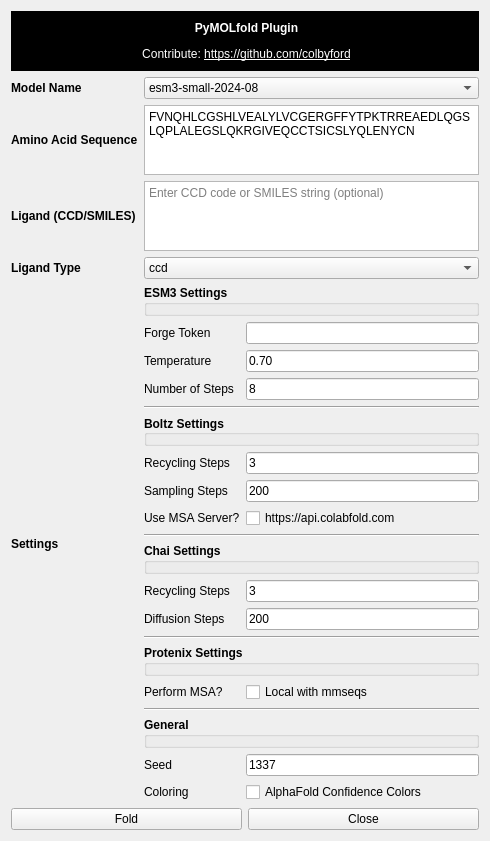
Before: the Qt Designer form pymolfold/widget.ui in colbyford/PyMOLfold, drawn with Qt 5.
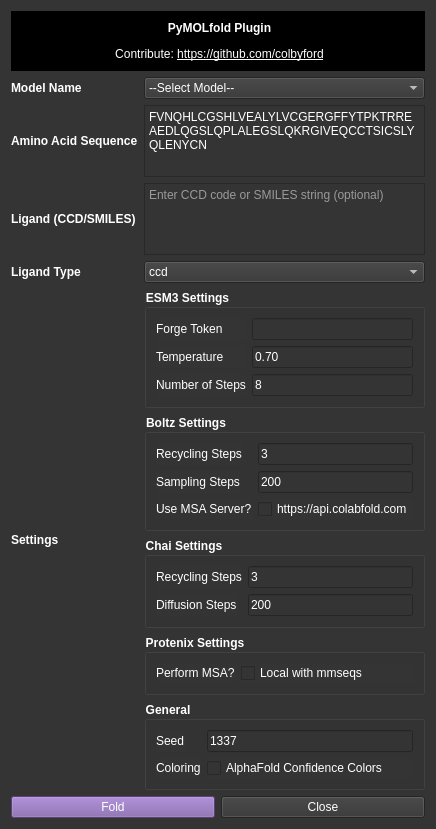
After: the same form once the commit is applied.

Commit message: Update UI for dynamic controls

Patch:
```diff
--- a/pymolfold/widget.ui
+++ b/pymolfold/widget.ui
@@ -12,12 +12,12 @@
    <rect>
     <x>0</x>
     <y>0</y>
-    <width>490</width>
-    <height>733</height>
+    <width>420</width>
+    <height>760</height>
    </rect>
   </property>
   <property name="sizePolicy">
-   <sizepolicy hsizetype="Fixed" vsizetype="Fixed">
+   <sizepolicy hsizetype="Minimum" vsizetype="Minimum">
     <horstretch>0</horstretch>
     <verstretch>0</verstretch>
    </sizepolicy>
@@ -25,9 +25,24 @@
   <property name="windowTitle">
    <string notr="true">PyMOLfold Plugin</string>
   </property>
+  <property name="autoFillBackground">
+   <bool>false</bool>
+  </property>
+  <property name="styleSheet">
+   <string notr="true">background-color: rgb(52,52,52); color: rgb(255,255,255)</string>
+  </property>
   <layout class="QVBoxLayout" name="verticalLayout">
+   <property name="sizeConstraint">
+    <enum>QLayout::SetMinimumSize</enum>
+   </property>
    <item>
     <widget class="QLabel" name="label_title">
+     <property name="sizePolicy">
+      <sizepolicy hsizetype="Preferred" vsizetype="Fixed">
+       <horstretch>0</horstretch>
+       <verstretch>0</verstretch>
+      </sizepolicy>
+     </property>
      <property name="styleSheet">
       <string notr="true">background-color: #000;color:white; padding: 10px</string>
      </property>
@@ -38,144 +53,19 @@
    </item>
    <item>
     <layout class="QGridLayout" name="grid_main">
-     <item row="0" column="1">
-      <widget class="QComboBox" name="input_list_models">
-       <property name="maxVisibleItems">
-        <number>100</number>
-       </property>
-       <item>
-        <property name="text">
-         <string>esm3-small-2024-08</string>
-        </property>
-       </item>
-       <item>
-        <property name="text">
-         <string>esm3-open-2024-03</string>
-        </property>
-       </item>
-       <item>
-        <property name="text">
-         <string>esm3-medium-2024-08</string>
-        </property>
-       </item>
-       <item>
-        <property name="text">
-         <string>esm3-large-2024-03</string>
-        </property>
-       </item>
-       <item>
-        <property name="text">
-         <string>esm3-medium-multimer-2024-09</string>
-        </property>
-       </item>
-       <item>
-        <property name="text">
-         <string>boltz-1</string>
-        </property>
-       </item>
-       <item>
-        <property name="text">
-         <string>chai-1</string>
-        </property>
-       </item>
-       <item>
-        <property name="text">
-         <string>protenix</string>
-        </property>
-       </item>
-      </widget>
-     </item>
-     <item row="4" column="0">
-      <widget class="QLabel" name="label_settings">
-       <property name="font">
-        <font>
-         <weight>75</weight>
-         <bold>true</bold>
-        </font>
-       </property>
-       <property name="text">
-        <string>Settings</string>
-       </property>
-      </widget>
-     </item>
-     <item row="0" column="0">
-      <widget class="QLabel" name="label_model">
-       <property name="font">
-        <font>
-         <weight>75</weight>
-         <bold>true</bold>
-        </font>
-       </property>
-       <property name="text">
-        <string>Model Name</string>
-       </property>
-      </widget>
-     </item>
-     <item row="1" column="0">
-      <widget class="QLabel" name="label_aa_seq">
-       <property name="font">
-        <font>
-         <weight>75</weight>
-         <bold>true</bold>
-        </font>
-       </property>
-       <property name="text">
-        <string notr="true">Amino Acid Sequence</string>
-       </property>
-      </widget>
-     </item>
-     <item row="1" column="1">
-      <widget class="QPlainTextEdit" name="input_aa_seq">
-       <property name="sizeAdjustPolicy">
-        <enum>QAbstractScrollArea::AdjustToContents</enum>
-       </property>
-       <property name="plainText">
-        <string>FVNQHLCGSHLVEALYLVCGERGFFYTPKTRREAEDLQGSLQPLALEGSLQKRGIVEQCCTSICSLYQLENYCN</string>
-       </property>
-      </widget>
-     </item>
-     <item row="3" column="1">
-      <widget class="QComboBox" name="input_ligand_type">
-       <item>
-        <property name="text">
-         <string>ccd</string>
-        </property>
-       </item>
-       <item>
-        <property name="text">
-         <string>smiles</string>
-        </property>
-       </item>
-      </widget>
-     </item>
-     <item row="2" column="1">
-      <widget class="QPlainTextEdit" name="input_ligand">
-       <property name="sizeAdjustPolicy">
-        <enum>QAbstractScrollArea::AdjustToContentsOnFirstShow</enum>
-       </property>
-       <property name="placeholderText">
-        <string>Enter CCD code or SMILES string (optional)</string>
-       </property>
-      </widget>
-     </item>
-     <item row="3" column="0">
-      <widget class="QLabel" name="label_ligand_type">
-       <property name="text">
-        <string notr="true">&lt;html&gt;&lt;head/&gt;&lt;body&gt;&lt;p&gt;&lt;span style=&quot; font-weight:600;&quot;&gt;Ligand Type&lt;/span&gt;&lt;/p&gt;&lt;/body&gt;&lt;/html&gt;</string>
-       </property>
-      </widget>
-     </item>
-     <item row="2" column="0">
-      <widget class="QLabel" name="label_ligand">
-       <property name="text">
-        <string notr="true">&lt;html&gt;&lt;head/&gt;&lt;body&gt;&lt;p&gt;&lt;span style=&quot; font-weight:600;&quot;&gt;Ligand (CCD/SMILES)&lt;/span&gt;&lt;/p&gt;&lt;/body&gt;&lt;/html&gt;</string>
-       </property>
-      </widget>
-     </item>
+     <property name="sizeConstraint">
+      <enum>QLayout::SetDefaultConstraint</enum>
+     </property>
      <item row="4" column="1">
       <layout class="QFormLayout" name="formLayout">
+       <property name="sizeConstraint">
+        <enum>QLayout::SetDefaultConstraint</enum>
+       </property>
        <item row="0" column="0" colspan="2">
-        <widget class="QGroupBox" name="group_esm">
+        <widget class="QGroupBox" name="group_esm_settings">
+         <property name="enabled">
+          <bool>true</bool>
+         </property>
          <property name="font">
           <font>
            <weight>75</weight>
@@ -185,16 +75,21 @@
          <property name="title">
           <string>ESM3 Settings</string>
          </property>
-        </widget>
-       </item>
-       <item row="1" column="0">
+         <layout class="QGridLayout" name="gridLayout">
+          <item row="0" column="0">
         <widget class="QLabel" name="label_esm_token">
+            <property name="font">
+             <font>
+              <weight>50</weight>
+              <bold>false</bold>
+             </font>
+            </property>
          <property name="text">
           <string notr="true">Forge Token</string>
          </property>
         </widget>
        </item>
-       <item row="1" column="1">
+          <item row="0" column="1">
         <widget class="QLineEdit" name="input_esm_token">
          <property name="sizePolicy">
           <sizepolicy hsizetype="Expanding" vsizetype="Fixed">
@@ -202,20 +97,38 @@
            <verstretch>0</verstretch>
           </sizepolicy>
          </property>
+            <property name="font">
+             <font>
+              <weight>50</weight>
+              <bold>false</bold>
+             </font>
+            </property>
          <property name="echoMode">
           <enum>QLineEdit::PasswordEchoOnEdit</enum>
          </property>
         </widget>
        </item>
-       <item row="2" column="0">
+          <item row="1" column="0">
         <widget class="QLabel" name="label_esm_temp">
+            <property name="font">
+             <font>
+              <weight>50</weight>
+              <bold>false</bold>
+             </font>
+            </property>
          <property name="text">
           <string>Temperature</string>
          </property>
         </widget>
        </item>
-       <item row="2" column="1">
+          <item row="1" column="1">
         <widget class="QLineEdit" name="input_esm_temp">
+            <property name="font">
+             <font>
+              <weight>50</weight>
+              <bold>false</bold>
+             </font>
+            </property>
          <property name="toolTip">
           <string>Decimal value bettween [0,1]</string>
          </property>
@@ -230,15 +143,27 @@
          </property>
         </widget>
        </item>
-       <item row="3" column="0">
+          <item row="2" column="0">
         <widget class="QLabel" name="label_esm_nsteps">
+            <property name="font">
+             <font>
+              <weight>50</weight>
+              <bold>false</bold>
+             </font>
+            </property>
          <property name="text">
           <string>Number of Steps</string>
          </property>
         </widget>
        </item>
-       <item row="3" column="1">
+          <item row="2" column="1">
         <widget class="QLineEdit" name="input_esm_nsteps">
+            <property name="font">
+             <font>
+              <weight>50</weight>
+              <bold>false</bold>
+             </font>
+            </property>
          <property name="autoFillBackground">
           <bool>false</bool>
          </property>
@@ -250,92 +175,11 @@
          </property>
         </widget>
        </item>
-       <item row="4" column="0" colspan="2">
-        <widget class="Line" name="line_1">
-         <property name="orientation">
-          <enum>Qt::Horizontal</enum>
-         </property>
+         </layout>
         </widget>
        </item>
-       <item row="5" column="0" colspan="2">
-        <widget class="QGroupBox" name="group_boltz">
-         <property name="font">
-          <font>
-           <weight>75</weight>
-           <bold>true</bold>
-          </font>
-         </property>
-         <property name="title">
-          <string>Boltz Settings</string>
-         </property>
-         <property name="alignment">
-          <set>Qt::AlignLeading|Qt::AlignLeft|Qt::AlignVCenter</set>
-         </property>
-         <property name="flat">
-          <bool>false</bool>
-         </property>
-         <property name="checkable">
-          <bool>false</bool>
-         </property>
-        </widget>
-       </item>
-       <item row="6" column="0">
-        <widget class="QLabel" name="label_boltz_recycling_steps">
-         <property name="text">
-          <string>Recycling Steps</string>
-         </property>
-        </widget>
-       </item>
-       <item row="6" column="1">
-        <widget class="QLineEdit" name="input_boltz_recycling_steps">
-         <property name="inputMask">
-          <string>999</string>
-         </property>
-         <property name="text">
-          <string>3</string>
-         </property>
-        </widget>
-       </item>
-       <item row="7" column="0">
-        <widget class="QLabel" name="label_boltz_sampling_steps">
-         <property name="text">
-          <string>Sampling Steps</string>
-         </property>
-        </widget>
-       </item>
-       <item row="7" column="1">
-        <widget class="QLineEdit" name="input_boltz_sampling_steps">
-         <property name="inputMask">
-          <string>99999</string>
-         </property>
-         <property name="text">
-          <string>200</string>
-         </property>
-        </widget>
-       </item>
-       <item row="8" column="0">
-        <widget class="QLabel" name="label_boltz_use_msa_server">
-         <property name="text">
-          <string>Use MSA Server?</string>
-         </property>
-        </widget>
-       </item>
-       <item row="8" column="1">
-        <widget class="QCheckBox" name="input_boltz_use_msa_server">
-         <property name="text">
-          <string>https://api.colabfold.com</string>
-         </property>
-        </widget>
-       </item>
-       <item row="9" column="0" colspan="2">
-        <widget class="Line" name="line_2">
-         <property name="orientation">
-          <enum>Qt::Horizontal</enum>
-         </property>
-        </widget>
-       </item>
-       <item row="10" column="0" colspan="2">
-        <widget class="QGroupBox" name="group_chai">
+       <item row="2" column="0" colspan="2">
+        <widget class="QGroupBox" name="group_chai_settings">
          <property name="font">
           <font>
            <weight>75</weight>
@@ -345,17 +189,28 @@
          <property name="title">
           <string>Chai Settings</string>
          </property>
-        </widget>
-       </item>
-       <item row="11" column="0">
+         <layout class="QFormLayout" name="formLayout_6">
+          <item row="0" column="0">
         <widget class="QLabel" name="label_chai_recycling_steps">
+            <property name="font">
+             <font>
+              <weight>50</weight>
+              <bold>false</bold>
+             </font>
+            </property>
          <property name="text">
           <string>Recycling Steps</string>
          </property>
         </widget>
        </item>
-       <item row="11" column="1">
+          <item row="0" column="1">
         <widget class="QLineEdit" name="input_chai_recycling_steps">
+            <property name="font">
+             <font>
+              <weight>50</weight>
+              <bold>false</bold>
+             </font>
+            </property>
          <property name="inputMask">
           <string>999</string>
          </property>
@@ -364,15 +219,14 @@
          </property>
         </widget>
        </item>
-       <item row="12" column="0">
-        <widget class="QLabel" name="label_chai_diffusion_steps">
-         <property name="text">
-          <string>Diffusion Steps</string>
-         </property>
-        </widget>
-       </item>
-       <item row="12" column="1">
+          <item row="1" column="1">
         <widget class="QLineEdit" name="input_chai_diffusion_steps">
+            <property name="font">
+             <font>
+              <weight>50</weight>
+              <bold>false</bold>
+             </font>
+            </property>
          <property name="inputMask">
           <string>9999</string>
          </property>
@@ -381,15 +235,24 @@
          </property>
         </widget>
        </item>
-       <item row="13" column="0" colspan="2">
-        <widget class="Line" name="line_3">
-         <property name="orientation">
-          <enum>Qt::Horizontal</enum>
-         </property>
-        </widget>
-       </item>
-       <item row="14" column="0" colspan="2">
-        <widget class="QGroupBox" name="group_protenix">
+          <item row="1" column="0">
+           <widget class="QLabel" name="label_chai_diffusion_steps">
+            <property name="font">
+             <font>
+              <weight>50</weight>
+              <bold>false</bold>
+             </font>
+            </property>
+            <property name="text">
+             <string>Diffusion Steps</string>
+            </property>
+           </widget>
+          </item>
+         </layout>
+        </widget>
+       </item>
+       <item row="3" column="0" colspan="2">
+        <widget class="QGroupBox" name="group_protenix_settings">
          <property name="font">
           <font>
            <weight>75</weight>
@@ -399,34 +262,38 @@
          <property name="title">
           <string>Protenix Settings</string>
          </property>
-        </widget>
-       </item>
-       <item row="15" column="0">
+         <layout class="QFormLayout" name="formLayout_5">
+          <item row="0" column="0">
         <widget class="QLabel" name="label_protenix_use_msa">
+            <property name="font">
+             <font>
+              <weight>50</weight>
+              <bold>false</bold>
+             </font>
+            </property>
          <property name="text">
           <string>Perform MSA?</string>
          </property>
         </widget>
        </item>
-       <item row="15" column="1">
+          <item row="0" column="1">
         <widget class="QCheckBox" name="input_protenix_use_msa_server">
+            <property name="font">
+             <font>
+              <weight>50</weight>
+              <bold>false</bold>
+             </font>
+            </property>
          <property name="text">
           <string>Local with mmseqs</string>
          </property>
         </widget>
        </item>
-       <item row="16" column="0" colspan="2">
-        <widget class="Line" name="line_4">
-         <property name="enabled">
-          <bool>true</bool>
-         </property>
-         <property name="orientation">
-          <enum>Qt::Horizontal</enum>
-         </property>
+         </layout>
         </widget>
        </item>
-       <item row="17" column="0" colspan="2">
-        <widget class="QGroupBox" name="group_general">
+       <item row="4" column="0" colspan="2">
+        <widget class="QGroupBox" name="group_general_settings">
          <property name="font">
           <font>
            <weight>75</weight>
@@ -436,17 +303,28 @@
          <property name="title">
           <string>General</string>
          </property>
-        </widget>
-       </item>
-       <item row="18" column="0">
+         <layout class="QFormLayout" name="formLayout_4">
+          <item row="0" column="0">
         <widget class="QLabel" name="label_seed">
+            <property name="font">
+             <font>
+              <weight>50</weight>
+              <bold>false</bold>
+             </font>
+            </property>
          <property name="text">
           <string>Seed</string>
          </property>
         </widget>
        </item>
-       <item row="18" column="1">
+          <item row="0" column="1">
         <widget class="QLineEdit" name="input_seed">
+            <property name="font">
+             <font>
+              <weight>50</weight>
+              <bold>false</bold>
+             </font>
+            </property>
          <property name="inputMask">
           <string>99999999</string>
          </property>
@@ -455,21 +333,313 @@
          </property>
         </widget>
        </item>
-       <item row="19" column="0">
+          <item row="1" column="0">
         <widget class="QLabel" name="label_coloring">
+            <property name="font">
+             <font>
+              <weight>50</weight>
+              <bold>false</bold>
+             </font>
+            </property>
          <property name="text">
           <string>Coloring</string>
          </property>
         </widget>
        </item>
-       <item row="19" column="1">
+          <item row="1" column="1">
         <widget class="QCheckBox" name="input_af_coloring">
+            <property name="font">
+             <font>
+              <weight>50</weight>
+              <bold>false</bold>
+             </font>
+            </property>
          <property name="text">
           <string>AlphaFold Confidence Colors</string>
          </property>
         </widget>
        </item>
       </layout>
+        </widget>
+       </item>
+       <item row="1" column="0" colspan="2">
+        <widget class="QGroupBox" name="group_boltz_settings">
+         <property name="enabled">
+          <bool>false</bool>
+         </property>
+         <property name="font">
+          <font>
+           <weight>75</weight>
+           <bold>true</bold>
+          </font>
+         </property>
+         <property name="title">
+          <string>Boltz Settings</string>
+         </property>
+         <property name="alignment">
+          <set>Qt::AlignLeading|Qt::AlignLeft|Qt::AlignVCenter</set>
+         </property>
+         <property name="flat">
+          <bool>false</bool>
+         </property>
+         <property name="checkable">
+          <bool>false</bool>
+         </property>
+         <layout class="QFormLayout" name="formLayout_3">
+          <item row="0" column="0">
+           <widget class="QLabel" name="label_boltz_recycling_steps">
+            <property name="font">
+             <font>
+              <weight>50</weight>
+              <bold>false</bold>
+             </font>
+            </property>
+            <property name="text">
+             <string>Recycling Steps</string>
+            </property>
+           </widget>
+          </item>
+          <item row="0" column="1">
+           <widget class="QLineEdit" name="input_boltz_recycling_steps">
+            <property name="font">
+             <font>
+              <weight>50</weight>
+              <bold>false</bold>
+             </font>
+            </property>
+            <property name="inputMask">
+             <string>999</string>
+            </property>
+            <property name="text">
+             <string>3</string>
+            </property>
+           </widget>
+          </item>
+          <item row="1" column="1">
+           <widget class="QLineEdit" name="input_boltz_sampling_steps">
+            <property name="font">
+             <font>
+              <weight>50</weight>
+              <bold>false</bold>
+             </font>
+            </property>
+            <property name="inputMask">
+             <string>99999</string>
+            </property>
+            <property name="text">
+             <string>200</string>
+            </property>
+           </widget>
+          </item>
+          <item row="1" column="0">
+           <widget class="QLabel" name="label_boltz_sampling_steps">
+            <property name="font">
+             <font>
+              <weight>50</weight>
+              <bold>false</bold>
+             </font>
+            </property>
+            <property name="text">
+             <string>Sampling Steps</string>
+            </property>
+           </widget>
+          </item>
+          <item row="2" column="0">
+           <widget class="QLabel" name="label_boltz_use_msa_server">
+            <property name="font">
+             <font>
+              <weight>50</weight>
+              <bold>false</bold>
+             </font>
+            </property>
+            <property name="text">
+             <string>Use MSA Server?</string>
+            </property>
+           </widget>
+          </item>
+          <item row="2" column="1">
+           <widget class="QCheckBox" name="input_boltz_use_msa_server">
+            <property name="font">
+             <font>
+              <weight>50</weight>
+              <bold>false</bold>
+             </font>
+            </property>
+            <property name="text">
+             <string>https://api.colabfold.com</string>
+            </property>
+           </widget>
+          </item>
+         </layout>
+        </widget>
+       </item>
+      </layout>
+     </item>
+     <item row="3" column="0">
+      <widget class="QLabel" name="label_ligand_type">
+       <property name="autoFillBackground">
+        <bool>false</bool>
+       </property>
+       <property name="text">
+        <string notr="true">&lt;html&gt;&lt;head/&gt;&lt;body&gt;&lt;p&gt;&lt;span style=&quot; font-weight:600;&quot;&gt;Ligand Type&lt;/span&gt;&lt;/p&gt;&lt;/body&gt;&lt;/html&gt;</string>
+       </property>
+      </widget>
+     </item>
+     <item row="2" column="0">
+      <widget class="QLabel" name="label_ligand">
+       <property name="autoFillBackground">
+        <bool>false</bool>
+       </property>
+       <property name="text">
+        <string notr="true">&lt;html&gt;&lt;head/&gt;&lt;body&gt;&lt;p&gt;&lt;span style=&quot; font-weight:600;&quot;&gt;Ligand (CCD/SMILES)&lt;/span&gt;&lt;/p&gt;&lt;/body&gt;&lt;/html&gt;</string>
+       </property>
+      </widget>
+     </item>
+     <item row="2" column="1">
+      <widget class="QPlainTextEdit" name="input_ligand">
+       <property name="sizePolicy">
+        <sizepolicy hsizetype="Expanding" vsizetype="Minimum">
+         <horstretch>0</horstretch>
+         <verstretch>0</verstretch>
+        </sizepolicy>
+       </property>
+       <property name="sizeAdjustPolicy">
+        <enum>QAbstractScrollArea::AdjustToContentsOnFirstShow</enum>
+       </property>
+       <property name="placeholderText">
+        <string>Enter CCD code or SMILES string (optional)</string>
+       </property>
+      </widget>
+     </item>
+     <item row="1" column="1">
+      <widget class="QPlainTextEdit" name="input_aa_seq">
+       <property name="sizePolicy">
+        <sizepolicy hsizetype="Expanding" vsizetype="Minimum">
+         <horstretch>0</horstretch>
+         <verstretch>0</verstretch>
+        </sizepolicy>
+       </property>
+       <property name="sizeAdjustPolicy">
+        <enum>QAbstractScrollArea::AdjustToContents</enum>
+       </property>
+       <property name="plainText">
+        <string>FVNQHLCGSHLVEALYLVCGERGFFYTPKTRREAEDLQGSLQPLALEGSLQKRGIVEQCCTSICSLYQLENYCN</string>
+       </property>
+      </widget>
+     </item>
+     <item row="3" column="1">
+      <widget class="QComboBox" name="input_ligand_type">
+       <item>
+        <property name="text">
+         <string>ccd</string>
+        </property>
+       </item>
+       <item>
+        <property name="text">
+         <string>smiles</string>
+        </property>
+       </item>
+      </widget>
+     </item>
+     <item row="0" column="1">
+      <widget class="QComboBox" name="input_list_models">
+       <property name="maxVisibleItems">
+        <number>100</number>
+       </property>
+       <item>
+        <property name="text">
+         <string>--Select Model--</string>
+        </property>
+       </item>
+       <item>
+        <property name="text">
+         <string>esm3-small-2024-08</string>
+        </property>
+       </item>
+       <item>
+        <property name="text">
+         <string>esm3-open-2024-03</string>
+        </property>
+       </item>
+       <item>
+        <property name="text">
+         <string>esm3-medium-2024-08</string>
+        </property>
+       </item>
+       <item>
+        <property name="text">
+         <string>esm3-large-2024-03</string>
+        </property>
+       </item>
+       <item>
+        <property name="text">
+         <string>esm3-medium-multimer-2024-09</string>
+        </property>
+       </item>
+       <item>
+        <property name="text">
+         <string>boltz-1</string>
+        </property>
+       </item>
+       <item>
+        <property name="text">
+         <string>chai-1</string>
+        </property>
+       </item>
+       <item>
+        <property name="text">
+         <string>protenix</string>
+        </property>
+       </item>
+      </widget>
+     </item>
+     <item row="0" column="0">
+      <widget class="QLabel" name="label_model">
+       <property name="font">
+        <font>
+         <weight>75</weight>
+         <bold>true</bold>
+        </font>
+       </property>
+       <property name="autoFillBackground">
+        <bool>false</bool>
+       </property>
+       <property name="text">
+        <string>Model Name</string>
+       </property>
+      </widget>
+     </item>
+     <item row="4" column="0">
+      <widget class="QLabel" name="label_settings">
+       <property name="font">
+        <font>
+         <weight>75</weight>
+         <bold>true</bold>
+        </font>
+       </property>
+       <property name="autoFillBackground">
+        <bool>false</bool>
+       </property>
+       <property name="text">
+        <string>Settings</string>
+       </property>
+      </widget>
+     </item>
+     <item row="1" column="0">
+      <widget class="QLabel" name="label_aa_seq">
+       <property name="font">
+        <font>
+         <weight>75</weight>
+         <bold>true</bold>
+        </font>
+       </property>
+       <property name="autoFillBackground">
+        <bool>false</bool>
+       </property>
+       <property name="text">
+        <string notr="true">Amino Acid Sequence</string>
+       </property>
+      </widget>
      </item>
     </layout>
    </item>
@@ -477,6 +647,15 @@
     <layout class="QHBoxLayout" name="horizontalLayout">
      <item>
       <widget class="QPushButton" name="button_fold">
+       <property name="sizePolicy">
+        <sizepolicy hsizetype="Minimum" vsizetype="Fixed">
+         <horstretch>0</horstretch>
+         <verstretch>0</verstretch>
+        </sizepolicy>
+       </property>
+       <property name="styleSheet">
+        <string notr="true">background-color:rgb(126,93,168)</string>
+       </property>
        <property name="text">
         <string notr="true">Fold</string>
        </property>
@@ -484,9 +663,18 @@
      </item>
      <item>
       <widget class="QPushButton" name="button_close">
+       <property name="sizePolicy">
+        <sizepolicy hsizetype="Minimum" vsizetype="Fixed">
+         <horstretch>0</horstretch>
+         <verstretch>0</verstretch>
+        </sizepolicy>
+       </property>
        <property name="text">
         <string notr="true">Close</string>
        </property>
+       <property name="flat">
+        <bool>false</bool>
+       </property>
       </widget>
      </item>
     </layout>
```
Lines whose indentation alone changed are shown as unchanged. The commit also changes 1 other file.
